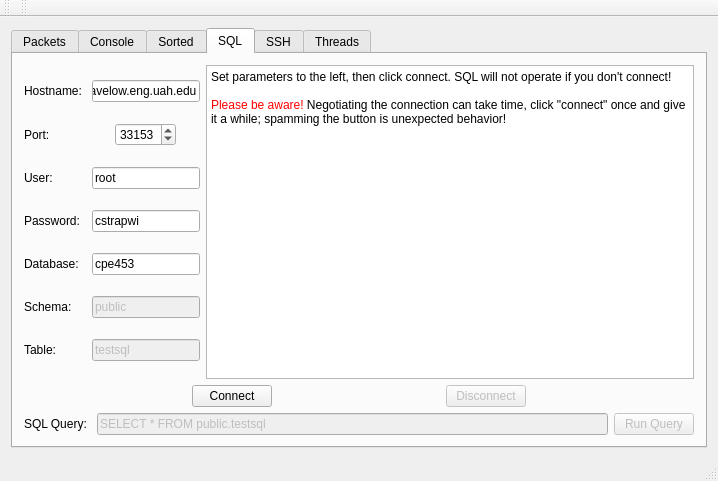
Before: the Qt Designer form TSS/src/mainwindow.ui in valdiz777/LocoNet-Train-Safety-System, drawn with Qt 5.
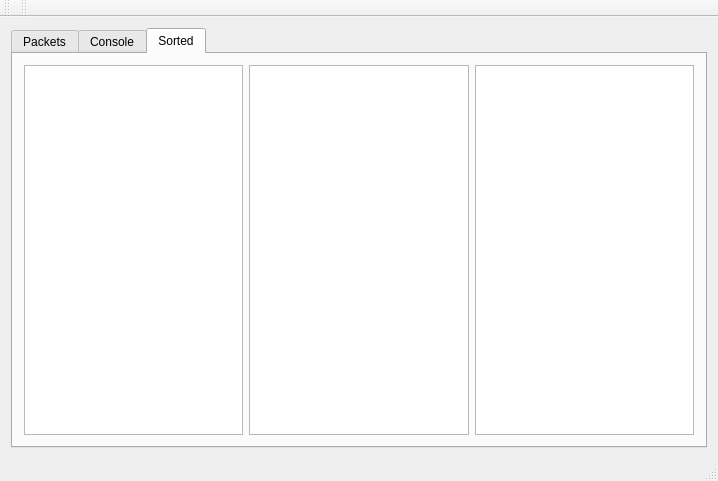
After: the same form once the commit is applied. The open tabs and pages were chosen to show the change.

```diff
--- a/TSS/src/mainwindow.ui
+++ b/TSS/src/mainwindow.ui
@@ -225,326 +225,6 @@
         </item>
        </layout>
       </widget>
-      <widget class="QWidget" name="tab_sql">
-       <attribute name="title">
-        <string>SQL</string>
-       </attribute>
-       <layout class="QGridLayout" name="gridLayout">
-        <item row="0" column="0">
-         <layout class="QHBoxLayout" name="horizontalLayout_25">
-          <item>
-           <layout class="QVBoxLayout" name="verticalLayout_3">
-            <property name="sizeConstraint">
-             <enum>QLayout::SetDefaultConstraint</enum>
-            </property>
-            <item>
-             <layout class="QHBoxLayout" name="horizontalLayout_5">
-              <item>
-               <widget class="QLabel" name="label_hostname">
-                <property name="text">
-                 <string>Hostname: </string>
-                </property>
-               </widget>
-              </item>
-              <item alignment="Qt::AlignLeft">
-               <widget class="QLineEdit" name="lineEdit_hostname">
-                <property name="text">
-                 <string>pavelow.eng.uah.edu</string>
-                </property>
-               </widget>
-              </item>
-             </layout>
-            </item>
-            <item>
-             <layout class="QHBoxLayout" name="horizontalLayout_6">
-              <item>
-               <widget class="QLabel" name="label_port">
-                <property name="text">
-                 <string>Port: </string>
-                </property>
-               </widget>
-              </item>
-              <item alignment="Qt::AlignLeft">
-               <widget class="QSpinBox" name="spinBox_port">
-                <property name="maximum">
-                 <number>99999</number>
-                </property>
-                <property name="value">
-                 <number>33153</number>
-                </property>
-               </widget>
-              </item>
-             </layout>
-            </item>
-            <item>
-             <layout class="QHBoxLayout" name="horizontalLayout_7">
-              <item>
-               <widget class="QLabel" name="label_user">
-                <property name="text">
-                 <string>User: </string>
-                </property>
-               </widget>
-              </item>
-              <item alignment="Qt::AlignLeft">
-               <widget class="QLineEdit" name="lineEdit_user">
-                <property name="text">
-                 <string>root</string>
-                </property>
-               </widget>
-              </item>
-             </layout>
-            </item>
-            <item>
-             <layout class="QHBoxLayout" name="horizontalLayout_8">
-              <item>
-               <widget class="QLabel" name="label_password">
-                <property name="text">
-                 <string>Password: </string>
-                </property>
-               </widget>
-              </item>
-              <item alignment="Qt::AlignLeft">
-               <widget class="QLineEdit" name="lineEdit_password">
-                <property name="text">
-                 <string>cstrapwi</string>
-                </property>
-               </widget>
-              </item>
-             </layout>
-            </item>
-            <item>
-             <layout class="QHBoxLayout" name="horizontalLayout_9">
-              <item>
-               <widget class="QLabel" name="label_database">
-                <property name="text">
-                 <string>Database: </string>
-                </property>
-               </widget>
-              </item>
-              <item alignment="Qt::AlignLeft">
-               <widget class="QLineEdit" name="lineEdit_database">
-                <property name="text">
-                 <string>cpe453</string>
-                </property>
-               </widget>
-              </item>
-             </layout>
-            </item>
-            <item>
-             <layout class="QHBoxLayout" name="horizontalLayout_10">
-              <item>
-               <widget class="QLabel" name="label_schema">
-                <property name="text">
-                 <string>Schema: </string>
-                </property>
-               </widget>
-              </item>
-              <item alignment="Qt::AlignLeft">
-               <widget class="QLineEdit" name="lineEdit_schema">
-                <property name="enabled">
-                 <bool>false</bool>
-                </property>
-                <property name="text">
-                 <string>public</string>
-                </property>
-               </widget>
-              </item>
-             </layout>
-            </item>
-            <item>
-             <layout class="QHBoxLayout" name="horizontalLayout_11">
-              <item>
-               <widget class="QLabel" name="label_table">
-                <property name="text">
-                 <string>Table: </string>
-                </property>
-               </widget>
-              </item>
-              <item alignment="Qt::AlignLeft">
-               <widget class="QLineEdit" name="lineEdit_table">
-                <property name="enabled">
-                 <bool>false</bool>
-                </property>
-                <property name="text">
-                 <string>testsql</string>
-                </property>
-               </widget>
-              </item>
-             </layout>
-            </item>
-           </layout>
-          </item>
-          <item>
-           <widget class="QTextBrowser" name="textBrowser_sql">
-            <property name="html">
-             <string>&lt;!DOCTYPE HTML PUBLIC &quot;-//W3C//DTD HTML 4.0//EN&quot; &quot;http://www.w3.org/TR/REC-html40/strict.dtd&quot;&gt;
-&lt;html&gt;&lt;head&gt;&lt;meta name=&quot;qrichtext&quot; content=&quot;1&quot; /&gt;&lt;style type=&quot;text/css&quot;&gt;
-p, li { white-space: pre-wrap; }
-&lt;/style&gt;&lt;/head&gt;&lt;body style=&quot; font-family:'MS Shell Dlg 2'; font-size:7.875pt; font-weight:400; font-style:normal;&quot;&gt;
-&lt;p style=&quot; margin-top:0px; margin-bottom:0px; margin-left:0px; margin-right:0px; -qt-block-indent:0; text-indent:0px;&quot;&gt;&lt;span style=&quot; font-family:'Sans Serif'; font-size:9pt;&quot;&gt;Set parameters to the left, then click connect. SQL will not operate if you don't connect!&lt;/span&gt;&lt;/p&gt;
-&lt;p style=&quot;-qt-paragraph-type:empty; margin-top:0px; margin-bottom:0px; margin-left:0px; margin-right:0px; -qt-block-indent:0; text-indent:0px; font-family:'Sans Serif'; font-size:9pt;&quot;&gt;&lt;br /&gt;&lt;/p&gt;
-&lt;p style=&quot; margin-top:0px; margin-bottom:0px; margin-left:0px; margin-right:0px; -qt-block-indent:0; text-indent:0px;&quot;&gt;&lt;span style=&quot; font-family:'Sans Serif'; font-size:9pt; color:#ff0000;&quot;&gt;Please be aware!&lt;/span&gt;&lt;span style=&quot; font-family:'Sans Serif'; font-size:9pt;&quot;&gt; Negotiating the connection can take time, click &amp;quot;connect&amp;quot; once and give it a while; spamming the button is unexpected behavior!&lt;/span&gt;&lt;/p&gt;&lt;/body&gt;&lt;/html&gt;</string>
-            </property>
-           </widget>
-          </item>
-         </layout>
-        </item>
-        <item row="1" column="0">
-         <layout class="QHBoxLayout" name="horizontalLayout_12">
-          <item>
-           <spacer name="horizontalSpacer_2">
-            <property name="orientation">
-             <enum>Qt::Horizontal</enum>
-            </property>
-            <property name="sizeHint" stdset="0">
-             <size>
-              <width>40</width>
-              <height>20</height>
-             </size>
-            </property>
-           </spacer>
-          </item>
-          <item>
-           <widget class="QPushButton" name="pushButton_connect">
-            <property name="text">
-             <string>Connect</string>
-            </property>
-           </widget>
-          </item>
-          <item>
-           <spacer name="horizontalSpacer_10">
-            <property name="orientation">
-             <enum>Qt::Horizontal</enum>
-            </property>
-            <property name="sizeHint" stdset="0">
-             <size>
-              <width>40</width>
-              <height>20</height>
-             </size>
-            </property>
-           </spacer>
-          </item>
-          <item>
-           <widget class="QPushButton" name="pushButton_disconnect">
-            <property name="enabled">
-             <bool>false</bool>
-            </property>
-            <property name="text">
-             <string>Disconnect</string>
-            </property>
-           </widget>
-          </item>
-          <item>
-           <spacer name="horizontalSpacer_9">
-            <property name="orientation">
-             <enum>Qt::Horizontal</enum>
-            </property>
-            <property name="sizeHint" stdset="0">
-             <size>
-              <width>40</width>
-              <height>20</height>
-             </size>
-            </property>
-           </spacer>
-          </item>
-         </layout>
-        </item>
-        <item row="2" column="0">
-         <layout class="QHBoxLayout" name="horizontalLayout_13">
-          <item>
-           <widget class="QLabel" name="label_query">
-            <property name="text">
-             <string>SQL Query: </string>
-            </property>
-           </widget>
-          </item>
-          <item>
-           <widget class="QLineEdit" name="lineEdit_query">
-            <property name="enabled">
-             <bool>false</bool>
-            </property>
-            <property name="text">
-             <string>SELECT * FROM public.testsql</string>
-            </property>
-           </widget>
-          </item>
-          <item>
-           <widget class="QPushButton" name="pushButton_runQuery">
-            <property name="enabled">
-             <bool>false</bool>
-            </property>
-            <property name="text">
-             <string>Run Query</string>
-            </property>
-           </widget>
-          </item>
-         </layout>
-        </item>
-       </layout>
-      </widget>
-      <widget class="QWidget" name="tab_ssh">
-       <attribute name="title">
-        <string>SSH</string>
-       </attribute>
-      </widget>
-      <widget class="QWidget" name="tab_threads">
-       <attribute name="title">
-        <string>Threads</string>
-       </attribute>
-       <widget class="QGroupBox" name="groupBox">
-        <property name="geometry">
-         <rect>
-          <x>20</x>
-          <y>20</y>
-          <width>171</width>
-          <height>161</height>
-         </rect>
-        </property>
-        <property name="font">
-         <font>
-          <pointsize>8</pointsize>
-         </font>
-        </property>
-        <property name="title">
-         <string>Threads autostarted!</string>
-        </property>
-        <layout class="QVBoxLayout" name="verticalLayout_4">
-         <item>
-          <widget class="QPushButton" name="pushButton_thread_beginUDP">
-           <property name="enabled">
-            <bool>false</bool>
-           </property>
-           <property name="text">
-            <string>Start UDP Thread</string>
-           </property>
-          </widget>
-         </item>
-         <item>
-          <widget class="QPushButton" name="pushButton_thread_beginSerial">
-           <property name="enabled">
-            <bool>false</bool>
-           </property>
-           <property name="focusPolicy">
-            <enum>Qt::StrongFocus</enum>
-           </property>
-           <property name="text">
-            <string>Start Serial Thread</string>
-           </property>
-          </widget>
-         </item>
-         <item>
-          <widget class="QPushButton" name="pushButton_thread_beginSQL">
-           <property name="enabled">
-            <bool>false</bool>
-           </property>
-           <property name="text">
-            <string>Start SQL Thread</string>
-           </property>
-          </widget>
-         </item>
-        </layout>
-       </widget>
-      </widget>
      </widget>
     </item>
    </layout>
```
Left out of the diff: 8 changed lines with no effect on the pictures.
